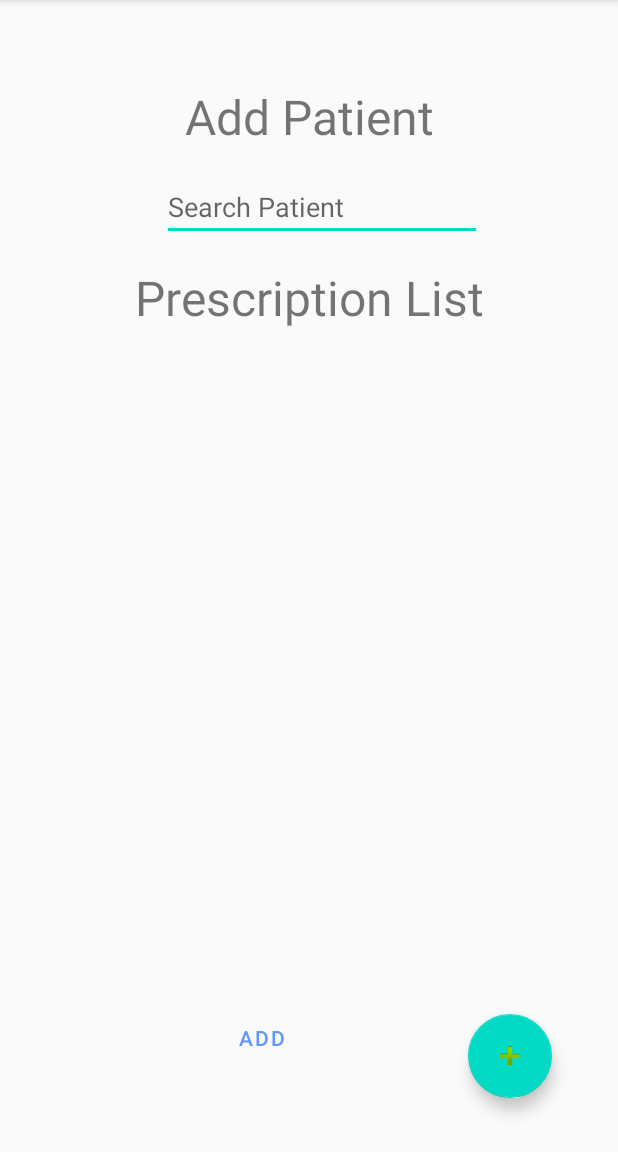
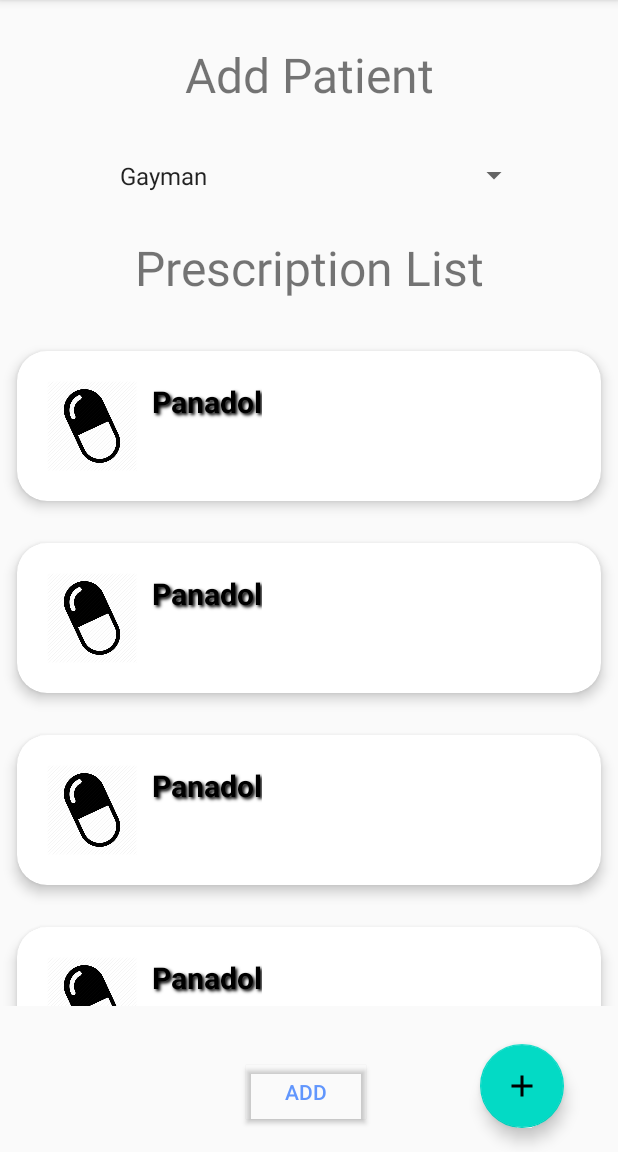
Before and after one commit to ob-taka/MAD-Assigment, an Android app: the AddPatient screen opened directly, with no data from a screen before it, on a phone screen of 412 x 824 dp, the part 84-1236 px from its top. Run offline under Robolectric (Android 15) with nearby library versions, the phone set to English and light mode, and no system bars.

Commit message:
added features

```diff
--- a/app/build.gradle
+++ b/app/build.gradle
@@ -10,7 +10,7 @@ android {
         targetSdkVersion 29
         versionCode 1
         versionName "1.0"
-
+        android.defaultConfig.vectorDrawables.useSupportLibrary = true
         testInstrumentationRunner "androidx.test.runner.AndroidJUnitRunner"
     }
 
@@ -25,7 +25,6 @@ android {
 
 dependencies {
     implementation fileTree(dir: 'libs', include: ['*.jar'])
-    api 'com.google.android.material:material:1.1.0-alpha06'
     implementation 'androidx.appcompat:appcompat:1.1.0'
     implementation 'androidx.constraintlayout:constraintlayout:1.1.3'
     testImplementation 'junit:junit:4.12'
@@ -33,7 +32,6 @@ dependencies {
     androidTestImplementation 'androidx.test.espresso:espresso-core:3.2.0'
     implementation 'androidx.recyclerview:recyclerview:1.1.0'
     implementation 'androidx.cardview:cardview:1.0.0'
-    //implementation 'com.google.android.material:material:1.1.0'
     implementation 'com.google.android.material:material:1.2.0-alpha06'
     implementation 'de.hdodenhof:circleimageview:3.1.0'
 }
--- a/app/src/main/AndroidManifest.xml
+++ b/app/src/main/AndroidManifest.xml
@@ -13,7 +13,9 @@
         <activity android:name=".ViewPatient">
 
         </activity>
-        <activity android:name=".AddPatient" />
+        <activity android:name=".AddPatient">
+
+        </activity>
 
         <activity android:name=".PatientList" >
 
--- a/app/src/main/java/com/example/mad_assigment/AddPatient.java
+++ b/app/src/main/java/com/example/mad_assigment/AddPatient.java
@@ -5,9 +5,14 @@ import androidx.recyclerview.widget.LinearLayoutManager;
 import androidx.recyclerview.widget.RecyclerView;
 
 import android.os.Bundle;
+import android.view.Menu;
 import android.view.View;
+import android.widget.ArrayAdapter;
 import android.widget.Button;
 import android.widget.EditText;
+import android.widget.SearchView;
+import android.widget.Spinner;
+import android.widget.Toast;
 
 import com.google.android.material.floatingactionbutton.FloatingActionButton;
 
@@ -15,39 +20,73 @@ import java.util.ArrayList;
 
 public class AddPatient extends AppCompatActivity{
 
+    Spinner choose;
     Button create;
-    EditText search;
     RecyclerView mRecycleView;
-    medicineAdaptor mAdaptor;
-    ArrayList<medicineModel> medicineList;
+    MedicineAdaptor mAdaptor;
+
     @Override
     protected void onCreate(Bundle savedInstanceState) {
         super.onCreate(savedInstanceState);
         setContentView(R.layout.activity_add_patient);
-
-        mRecycleView = findViewById(R.id.mRV);
+        // setup rv
+        mRecycleView = findViewById(R.id.recyclerView);
         mRecycleView.setLayoutManager(new LinearLayoutManager(this));
 
-        mAdaptor = new medicineAdaptor(this , medicineList);
+        mAdaptor = new MedicineAdaptor(this , fetchData());
         mRecycleView.setAdapter((mAdaptor));
 
-        search = (EditText) findViewById(R.id.editText2);
-
-        create = (Button) findViewById(R.id.button);
+        //onclicklistener for FAP and button
+        create = (Button) findViewById(R.id.button3);
+        final FloatingActionButton addPatient = findViewById(R.id.floatingActionButton2);
 
         create.setOnClickListener(new View.OnClickListener(){
             @Override
             public void onClick(View v) {
                 //move to add medicine activity(to be linked later)
+                Toast.makeText(getApplicationContext(), "Patient Added!" , Toast.LENGTH_LONG).show();
             }
         });
 
-        final FloatingActionButton addPatient = findViewById(R.id.AddMedicine);
         addPatient.setOnClickListener(new View.OnClickListener() {
             @Override
             public void onClick(View view) {
                 // add patient info
             }
         });
+
+        //populate spinner data
+        choose = findViewById(R.id.spinner);
+        ArrayAdapter<String> spinnerArrayAdapter = new ArrayAdapter<String>(
+                this, android.R.layout.simple_spinner_item, fetchPatientData());
+        spinnerArrayAdapter.setDropDownViewResource( android.R.layout.simple_spinner_dropdown_item );
+        choose.setAdapter(spinnerArrayAdapter);
+
+    }
+
+    // this function fetches data from firebase server
+    private ArrayList<MedicineModel> fetchData(){
+        ArrayList<MedicineModel> data = new ArrayList<>();
+
+        data.add(new MedicineModel("Panadol",  R.drawable.pill ));
+        data.add(new MedicineModel("Panadol",  R.drawable.pill ));
+        data.add(new MedicineModel("Panadol",  R.drawable.pill ));
+        data.add(new MedicineModel("Panadol",  R.drawable.pill ));
+        data.add(new MedicineModel("Panadol",  R.drawable.pill ));
+
+        return data;
+    }
+
+    private ArrayList<String> fetchPatientData(){
+        ArrayList<String> data = new ArrayList<>();
+
+        data.add("Gayman" );
+        data.add("oxmal" );
+        data.add("myman" );
+        data.add("dummd" );
+        data.add("runlin no cock" );
+        data.add("Shrey handsum" );
+
+        return data;
     }
 }
--- a/app/src/main/java/com/example/mad_assigment/MainActivity.java
+++ b/app/src/main/java/com/example/mad_assigment/MainActivity.java
@@ -23,7 +23,7 @@ public class MainActivity extends AppCompatActivity {
         button.setOnClickListener(new View.OnClickListener() {
             @Override
             public void onClick(View v) {
-                Intent intent = new Intent(getApplicationContext(), User_home.class);
+                Intent intent = new Intent(getApplicationContext(), PatientList.class);
                 startActivity(intent);
             }
         });
--- a/app/src/main/java/com/example/mad_assigment/medicineAdaptor.java
+++ b/app/src/main/java/com/example/mad_assigment/MedicineAdaptor.java
@@ -10,33 +10,31 @@ import androidx.recyclerview.widget.RecyclerView;
 
 import java.util.ArrayList;
 
-public class medicineAdaptor extends RecyclerView.Adapter<medicineCardHolder>{
+public class MedicineAdaptor extends RecyclerView.Adapter<MedicineCardHolder>{
     Context context;
-    private ArrayList<medicineModel> cardData;
+    private ArrayList<MedicineModel> cardData;
 
-    public medicineAdaptor(Context context, ArrayList<medicineModel> data) {
+    public MedicineAdaptor(Context context, ArrayList<MedicineModel> data) {
         this.context = context;
         this.cardData = data;
     }
 
     @NonNull
     @Override
-    public medicineCardHolder onCreateViewHolder(@NonNull ViewGroup parent, int viewType) {
-
+    public MedicineCardHolder onCreateViewHolder(@NonNull ViewGroup parent, int viewType) {
         View view = LayoutInflater.from(parent.getContext()).inflate(R.layout.medicinerow, parent , false);
-
-        return new medicineCardHolder(view);
+        return new MedicineCardHolder(view);
     }
 
     @Override
-    public void onBindViewHolder(@NonNull medicineCardHolder holder, int position) {
+    public void onBindViewHolder(@NonNull MedicineCardHolder holder, int position) {
         holder.medicineName.setText(cardData.get(position).getTitle());
         holder.medicineIcon.setImageResource(cardData.get(position).getImg());
-
     }
 
     @Override
     public int getItemCount() {
         return cardData.size();
     }
+
 }
--- a/app/src/main/java/com/example/mad_assigment/medicineCardHolder.java
+++ b/app/src/main/java/com/example/mad_assigment/MedicineCardHolder.java
@@ -7,11 +7,11 @@ import android.widget.TextView;
 import androidx.annotation.NonNull;
 import androidx.recyclerview.widget.RecyclerView;
 
-public class medicineCardHolder extends RecyclerView.ViewHolder{
+public class MedicineCardHolder extends RecyclerView.ViewHolder{
     TextView medicineName;
     ImageView medicineIcon;
 
-    public medicineCardHolder(@NonNull View itemView) {
+    public MedicineCardHolder(@NonNull View itemView) {
         super(itemView);
 
         this.medicineName = itemView.findViewById(R.id.mTitle);
--- a/app/src/main/java/com/example/mad_assigment/medicineModel.java
+++ b/app/src/main/java/com/example/mad_assigment/MedicineModel.java
@@ -1,10 +1,10 @@
 package com.example.mad_assigment;
 
-public class medicineModel{
+public class MedicineModel{
     private String medicineTitle;
     private int medicineImg;
 
-    public medicineModel(String title , int src){
+    public MedicineModel(String title , int src){
         medicineTitle = title;
         medicineImg = src;
     }
--- a/app/src/main/java/com/example/mad_assigment/PatientCardHolder.java
+++ b/app/src/main/java/com/example/mad_assigment/PatientCardHolder.java
@@ -1,5 +1,7 @@
 package com.example.mad_assigment;
 
+import android.content.Context;
+import android.content.Intent;
 import android.view.View;
 import android.widget.ImageView;
 import android.widget.TextView;
@@ -18,4 +20,5 @@ public class PatientCardHolder extends RecyclerView.ViewHolder{
         this.patientPic = itemView.findViewById(R.id.profile_image);
 
     }
+
 }
--- a/app/src/main/java/com/example/mad_assigment/patientModel.java
+++ b/app/src/main/java/com/example/mad_assigment/PatientModel.java
@@ -2,11 +2,11 @@ package com.example.mad_assigment;
 
 import java.util.ArrayList;
 
-public class patientModel {
+public class PatientModel{
   private int patientProfilepic;
   private String patientName;
 
-  public patientModel(int pic, String name) {
+  public PatientModel(int pic, String name) {
     this.patientProfilepic = pic;
     this.patientName = name;
   }
--- a/app/src/main/res/layout/activity_add_patient.xml
+++ b/app/src/main/res/layout/activity_add_patient.xml
@@ -5,69 +5,75 @@
     android:layout_width="match_parent"
     android:layout_height="match_parent"
     tools:context=".AddPatient">
-    <com.google.android.material.floatingactionbutton.FloatingActionButton
-        android:id="@+id/AddMedicine"
-        android:layout_width="wrap_content"
-        android:layout_height="wrap_content"
-        android:layout_marginEnd="44dp"
-        android:layout_marginBottom="36dp"
-        android:clickable="true"
-        app:layout_constraintBottom_toBottomOf="parent"
-        app:layout_constraintEnd_toEndOf="parent"
-        app:srcCompat="@android:drawable/ic_input_add" />
 
     <TextView
         android:id="@+id/textView2"
         android:layout_width="wrap_content"
         android:layout_height="wrap_content"
-        android:layout_marginTop="56dp"
+        android:layout_marginTop="28dp"
         android:text="Add Patient"
         android:textSize="32dp"
         app:layout_constraintEnd_toEndOf="parent"
         app:layout_constraintStart_toStartOf="parent"
         app:layout_constraintTop_toTopOf="parent" />
 
-    <EditText
-        android:id="@+id/editText2"
-        android:layout_width="wrap_content"
-        android:layout_height="wrap_content"
-        android:layout_marginStart="108dp"
-        android:layout_marginTop="16dp"
-        android:ems="10"
-        android:inputType="textPersonName"
-        android:text=""
-        android:hint="Search Patient"
-        app:layout_constraintStart_toStartOf="parent"
-        app:layout_constraintTop_toBottomOf="@+id/textView2" />
-
     <TextView
         android:id="@+id/textView3"
         android:layout_width="wrap_content"
         android:layout_height="wrap_content"
-        android:layout_marginTop="16dp"
+        android:layout_marginBottom="20dp"
         android:text="Prescription List"
         android:textSize="32dp"
+        app:layout_constraintBottom_toTopOf="@+id/recyclerView"
+        app:layout_constraintEnd_toEndOf="parent"
+        app:layout_constraintStart_toStartOf="parent" />
+
+    <androidx.recyclerview.widget.RecyclerView
+        android:id="@+id/recyclerView"
+        android:layout_width="0dp"
+        android:layout_height="0dp"
+        android:layout_marginTop="220dp"
+        android:layout_marginBottom="19dp"
+        app:layout_constraintBottom_toTopOf="@+id/button3"
         app:layout_constraintEnd_toEndOf="parent"
         app:layout_constraintStart_toStartOf="parent"
-        app:layout_constraintTop_toBottomOf="@+id/editText2" />
+        app:layout_constraintTop_toTopOf="parent" />
 
     <Button
-        android:id="@+id/button"
-        app:icon="@drawable/ic_add_24dp"
-        style="@style/Widget.MaterialComponents.Button.OutlinedButton.Icon"
+        android:id="@+id/button3"
         android:layout_width="wrap_content"
         android:layout_height="wrap_content"
-        android:layout_marginEnd="92dp"
-        android:layout_marginBottom="52dp"
+        android:layout_marginStart="160dp"
+        android:layout_marginTop="14dp"
+        android:layout_marginBottom="16dp"
         android:text="ADD"
+        app:backgroundTint="@android:color/transparent"
+        style="?attr/materialButtonOutlinedStyle"
+        android:textColor="@color/colorPrimary"
         app:layout_constraintBottom_toBottomOf="parent"
-        app:layout_constraintEnd_toStartOf="@+id/AddMedicine" />
-    <!--        style="@style/Widget.MaterialComponents.Button.OutlinedButton.Icon" if fails-->
-    <androidx.recyclerview.widget.RecyclerView
-        android:id="@+id/recyclerView2"
-        android:layout_width="409dp"
-        android:layout_height="410dp"
-        android:layout_marginTop="2dp"
         app:layout_constraintStart_toStartOf="parent"
-        app:layout_constraintTop_toBottomOf="@+id/textView3" />
+        app:layout_constraintTop_toBottomOf="@+id/recyclerView"
+        app:layout_constraintVertical_bias="0.238" />
+
+    <com.google.android.material.floatingactionbutton.FloatingActionButton
+        android:id="@+id/floatingActionButton2"
+        android:layout_width="wrap_content"
+        android:layout_height="wrap_content"
+        android:layout_marginStart="72dp"
+        android:layout_marginBottom="16dp"
+        android:clickable="true"
+        app:layout_constraintBottom_toBottomOf="parent"
+        app:layout_constraintStart_toEndOf="@+id/button3"
+        app:srcCompat="@drawable/ic_add_24dp"
+        android:focusable="true" />
+
+    <Spinner
+        android:id="@+id/spinner"
+        android:layout_width="281dp"
+        android:layout_height="35dp"
+        android:layout_marginStart="72dp"
+        android:layout_marginTop="28dp"
+        app:layout_constraintStart_toStartOf="parent"
+        app:layout_constraintTop_toBottomOf="@+id/textView2" />
+
 </androidx.constraintlayout.widget.ConstraintLayout>
```
Also changed, not shown: app/src/main/java/com/example/mad_assigment/PatientAdaptor.java (+62 -10 lines), app/src/main/java/com/example/mad_assigment/PatientList.java (+31 -14 lines), app/src/main/java/com/example/mad_assigment/ViewPatient.java (+9 -9 lines), app/src/main/res/layout/activity_patient_list.xml (+19 -20 lines), app/src/main/res/layout/activity_view_patient.xml (+4 -4 lines), app/src/main/res/layout/patientrow.xml (+13 -12 lines).
